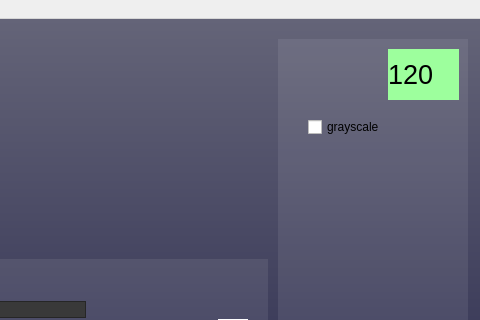
The window that pttvj/mainwindow.ui (monptt/pttvj) describes before a commit, drawn with Qt 5; both pictures show x 322 to 802 and y 0 to 320 of the 802 by 673 pixel window.
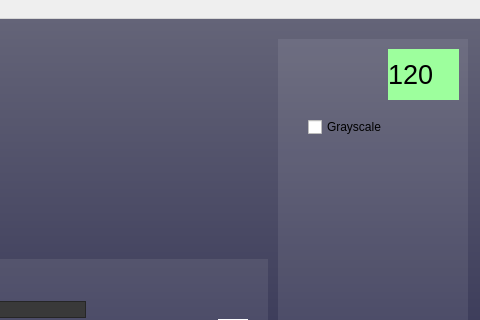
The same window after the commit.

Diff of the .ui file:
```diff
--- a/pttvj/mainwindow.ui
+++ b/pttvj/mainwindow.ui
@@ -272,7 +272,7 @@
       </rect>
      </property>
      <property name="text">
-      <string>grayscale</string>
+      <string>Grayscale</string>
      </property>
      <property name="iconSize">
       <size>
```
